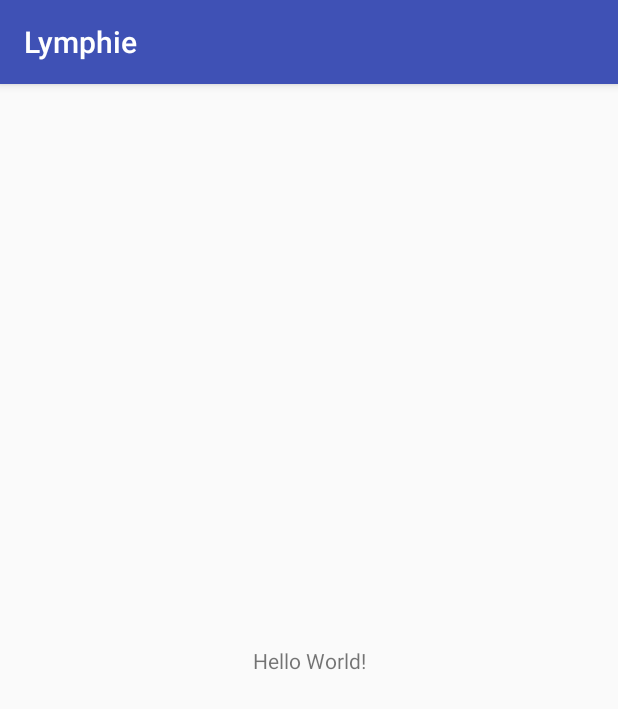
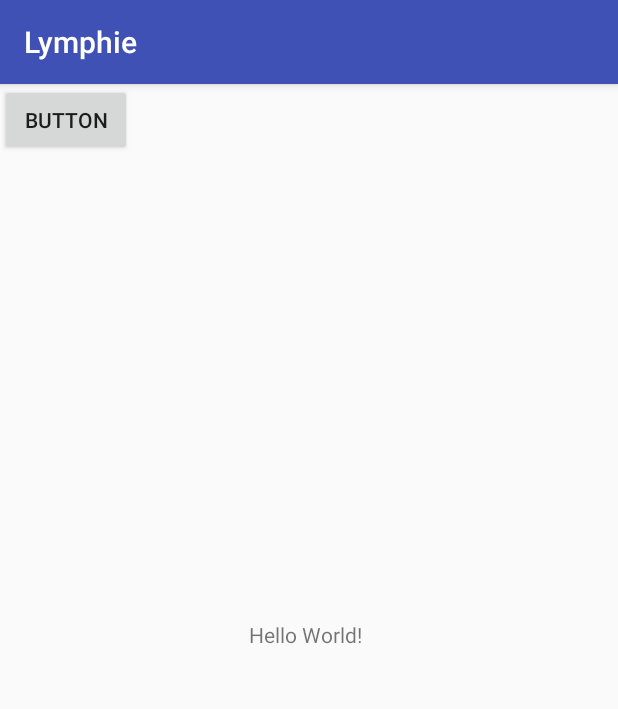
Before and after one commit to velsietis/nhd-lymphie-app, an Android app: the screen it shows after launch (MainActivity), on a phone screen of 412 x 824 dp. Shown: the top 709 px of the screen. Run offline under Robolectric (Android 15) with nearby library versions, the phone set to English and light mode, and no system bars.

```diff
--- a/Lymphie/app/src/main/res/layout/activity_main.xml
+++ b/Lymphie/app/src/main/res/layout/activity_main.xml
@@ -7,12 +7,22 @@
     tools:context="com.example.michael.lymphie.MainActivity">
 
     <TextView
-        android:layout_width="wrap_content"
-        android:layout_height="wrap_content"
+        android:layout_width="80dp"
+        android:layout_height="19dp"
         android:text="Hello World!"
         app:layout_constraintBottom_toBottomOf="parent"
         app:layout_constraintLeft_toLeftOf="parent"
         app:layout_constraintRight_toRightOf="parent"
-        app:layout_constraintTop_toTopOf="parent" />
+        app:layout_constraintTop_toTopOf="parent"
+        app:layout_constraintVertical_bias="0.477" />
+
+    <Button
+        android:id="@+id/button"
+        android:layout_width="wrap_content"
+        android:layout_height="wrap_content"
+        android:text="Button"
+        android:onClick="takePhoto"
+        tools:layout_editor_absoluteX="46dp"
+        tools:layout_editor_absoluteY="46dp" />
 
 </android.support.constraint.ConstraintLayout>
```
Also changed, not shown: Lymphie/app/src/main/java/com/example/michael/lymphie/MainActivity.java (+40 -0 lines).
